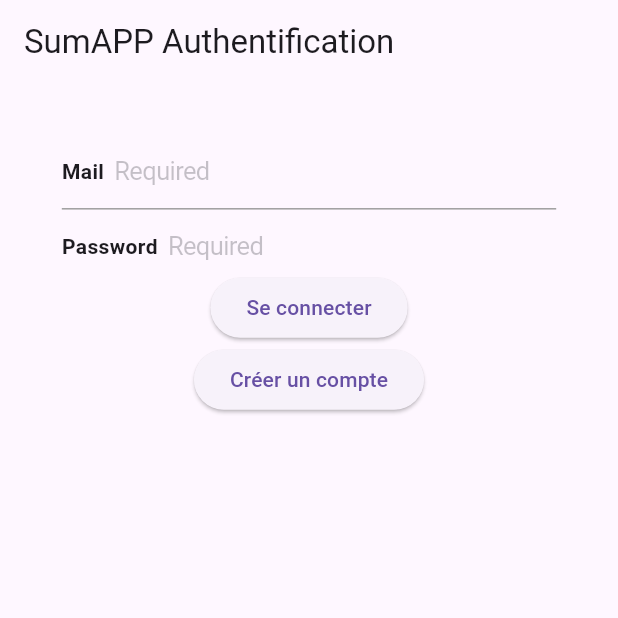
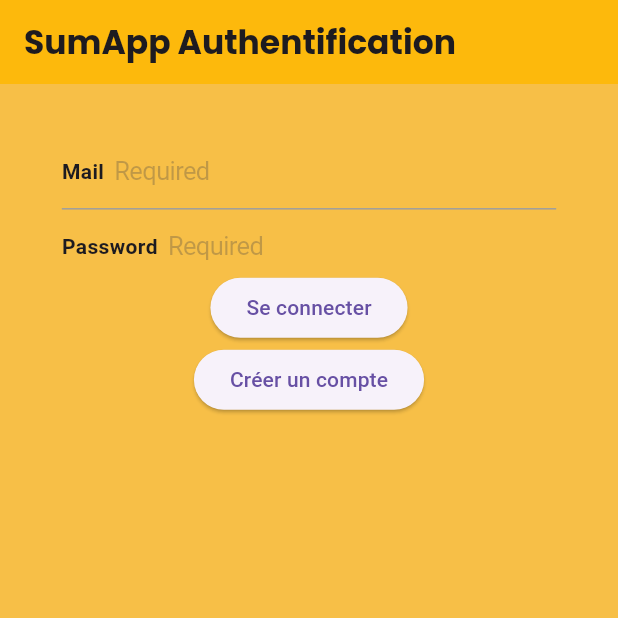
Before and after one commit to Traygueur/sumapp, a Flutter app: the screen it shows after launch, after a tap on "Se connecter", on a phone screen of 412 x 824 dp, the top half of it. Run offline on Flutter 3.47's test engine with Material 3 defaults, Android fonts, the phone set to English and light mode, and no system bars; our stand-ins replace supabase_flutter; accounts and stored records are empty; network calls fail.

Commit message:
ajout niveau GUI

```diff
--- a/lib/views/authentification_screenG.dart
+++ b/lib/views/authentification_screenG.dart
@@ -1,6 +1,7 @@
 import 'package:flutter/material.dart';
 import 'package:flutter/cupertino.dart';
 import 'package:sumapp/models/authentification.dart';
+import 'package:sumapp/views/actuality_date_view.dart';
 
 
 class Authentification extends StatefulWidget {
@@ -18,7 +19,17 @@ class _AuthentificationState extends State<Authentification> {
   @override
   Widget build(BuildContext context) {
     return Scaffold(
-      appBar: AppBar(title: Text("SumAPP Authentification")),
+      backgroundColor: Color(0xEAF6B936),
+      appBar: AppBar(
+        title: Text(
+          "SumApp Authentification",
+          style: TextStyle(
+            fontFamily: 'Poppins', // Le nom de la famille de la police
+            fontWeight: FontWeight.bold, // épaisseur de la police
+          ),
+        ),
+        backgroundColor: Color(0xFFFDB90C),
+      ),
       body: Padding(
         padding: EdgeInsets.all(MediaQuery.of(context).size.width * 0.1),
         child: Center(
@@ -45,7 +56,11 @@ class _AuthentificationState extends State<Authentification> {
                     passwordController.text,
                   );
                   if (success) {
-                    // Navigator.pushNamed(context, '/home'); // Redirige vers la page d'accueil
+                    Navigator.pushAndRemoveUntil(
+                      context,
+                      MaterialPageRoute(builder: (context) => ActualityDateView()),
+                          (route) => false, // Supprime toutes les routes précédentes
+                    );
                     print("Connexion réussi");
                   }
                 },
```
Also changed, not shown: pubspec.yaml (+8 -0 lines), assets/fonts/Poppins-Bold.ttf (added), assets/fonts/Poppins-Italic.ttf (added), assets/fonts/Poppins-Regular.ttf (added), assets/fonts/notuse/Poppins-BoldItalic.ttf (added), assets/fonts/notuse/Poppins-Light.ttf (added), assets/fonts/notuse/Poppins-Medium.ttf (added), assets/fonts/notuse/Poppins-Thin.ttf (added).
